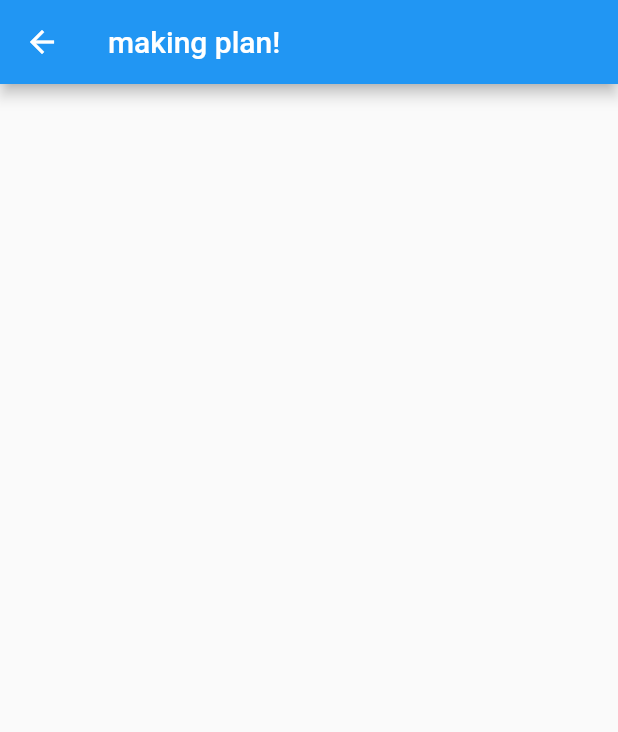
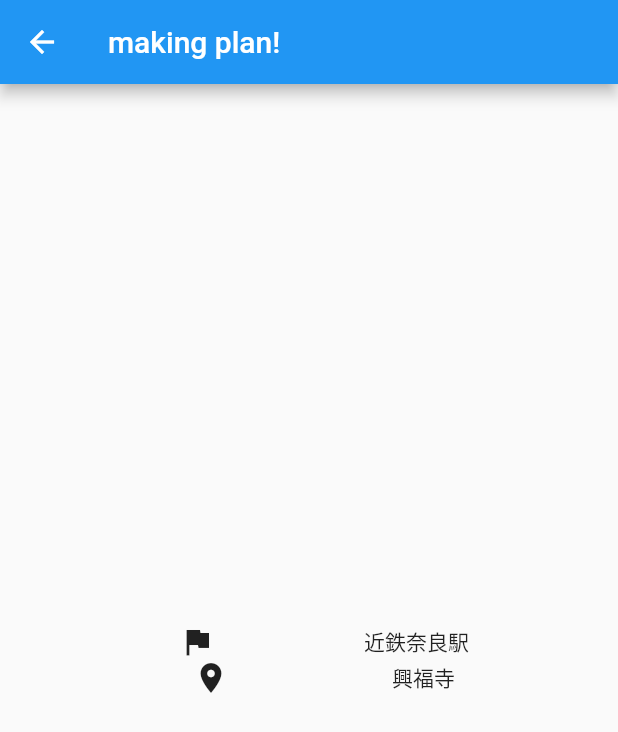
Before and after one commit to Keiji-morita/project_April, a Flutter app: the planContents screen opened directly, on a phone screen of 412 x 824 dp. Shown: the top 732 px of the screen. Run offline on Flutter 3.47's test engine with Material 2 defaults, Android fonts, the phone set to English and light mode, and no system bars.

```diff
--- a/lib/planContents.dart
+++ b/lib/planContents.dart
@@ -12,7 +12,39 @@ class _planContentsState extends State<planContents> {
       appBar: AppBar(
         title: Text("making plan!"),
       ),
-      body: PageView(),
-    );
+      body: Column(
+        mainAxisAlignment: MainAxisAlignment.center,
+        children: [
+          SizedBox(
+          child: Container(
+            margin: EdgeInsets.only(
+            left: 20,
+          ),
+            child: Row(
+              mainAxisAlignment: MainAxisAlignment.spaceEvenly,
+              children: <Widget>[
+                Icon(Icons.assistant_photo),
+                Text("近鉄奈良駅"),
+              ],
+              ),
+            ),
+
+          ),
+
+          Container(
+            margin: EdgeInsets.only(
+            left: 20,
+          ),
+            child: Row(
+              mainAxisAlignment: MainAxisAlignment.spaceEvenly,
+              children: <Widget>[
+                Icon(Icons.place),
+                Text("興福寺"),
+              ],
+          ),
+          ),
+        ],
+        ),
+      );
   }
 }
--- a/lib/planList.dart
+++ b/lib/planList.dart
@@ -16,8 +16,7 @@ class _planListState extends State<planList> {
     height: 100,
     width: 500,
       child: Card(
-
-      child: InkWell(  // InkWellはCardの子ウィジェット
+        child: InkWell(  // InkWellはCardの子ウィジェット
     onTap: () {
               Navigator.push(
               context,
@@ -25,7 +24,7 @@ class _planListState extends State<planList> {
               )
         );
     },
-    child: Text("大阪"),
+    child: Text("奈良"),
   ),
 ),
       )
```
